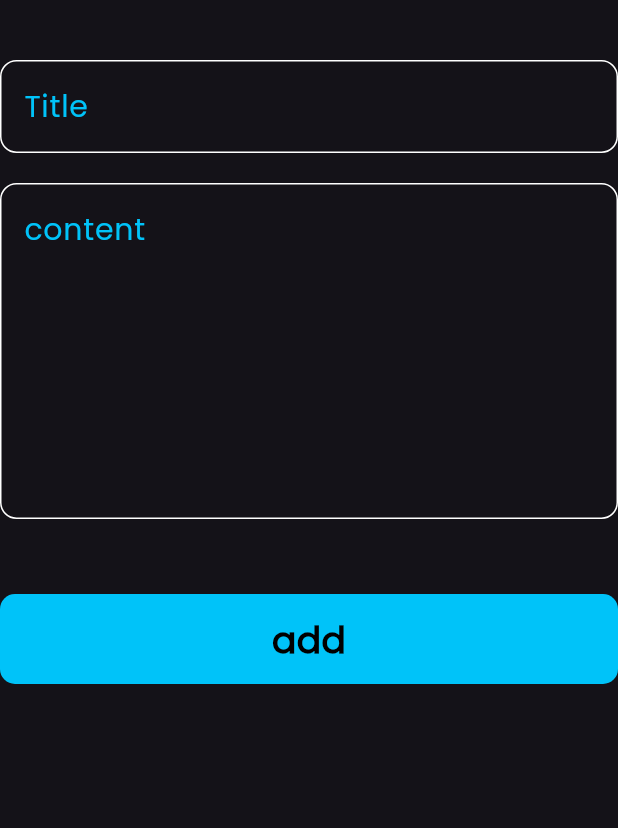
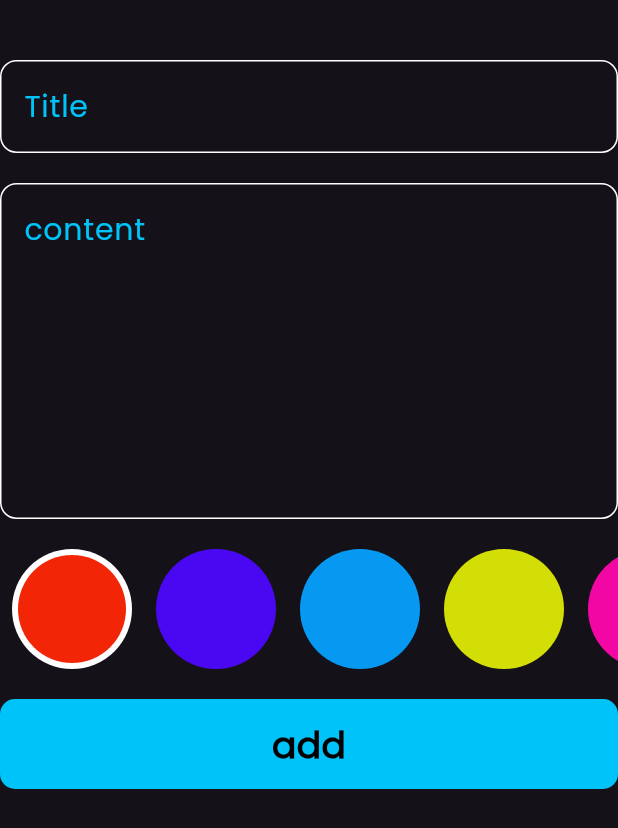
Before and after one commit to nabilmahmoud12/notes_app, a Flutter app: the AddNoteForm widget shown alone on an empty page, opened directly, on a phone screen of 412 x 824 dp. Shown: the top 828 px of the screen. Run offline on Flutter 3.47's test engine with Material 3 defaults, Android fonts, the phone set to English and light mode, and no system bars; our stand-ins replace bloc, flutter_bloc, font_awesome_flutter, hive, hive_flutter; accounts and stored records are empty.

Commit message:
create edit color list view and finish app

```diff
--- a/lib/Views/helper/constants.dart
+++ b/lib/Views/helper/constants.dart
@@ -2,3 +2,11 @@ import 'package:flutter/material.dart';
 
 const kPrimaryColor = Color.fromARGB(255, 0, 195, 249);
 const kNotesBox = "notes_Box";
+List<Color> kColorsList = const [
+  Color.fromARGB(255, 242, 38, 7),
+  Color.fromARGB(255, 74, 7, 242),
+  Color.fromARGB(255, 7, 152, 242),
+  Color.fromARGB(255, 211, 222, 6),
+  Color.fromARGB(255, 242, 7, 164),
+  Color.fromARGB(255, 27, 242, 7),
+];
--- a/lib/cubits/add_note_cubit/add_note_cubit.dart
+++ b/lib/cubits/add_note_cubit/add_note_cubit.dart
@@ -12,6 +12,7 @@ class AddNoteCubit extends Cubit<AddNoteState> {
     debugPrint('AddNoteCubit Created');
   }
 
+  Color color = Color.fromARGB(255, 242, 38, 7);
   @override
   Future<void> close() {
     debugPrint('AddNoteCubit Closed');
@@ -19,6 +20,7 @@ class AddNoteCubit extends Cubit<AddNoteState> {
   }
 
   addNote(NoteModel note) async {
+    note.color = color.value;
     emit(AddNoteloading());
 
     try {
--- a/lib/widgets/add_note_form.dart
+++ b/lib/widgets/add_note_form.dart
@@ -2,6 +2,7 @@ import 'package:flutter/material.dart';
 import 'package:flutter_bloc/flutter_bloc.dart';
 import 'package:notsapp/cubits/add_note_cubit/add_note_cubit.dart';
 import 'package:notsapp/models/note_model.dart';
+import 'package:notsapp/widgets/color_item_and_list_view.dart';
 import 'package:notsapp/widgets/custom_botton.dart';
 import 'package:notsapp/widgets/custom_text_field.dart';
 
@@ -40,8 +41,9 @@ class _AddNoteFormState extends State<AddNoteForm> {
             hint: "content",
             maxlines: 8,
           ),
-          const SizedBox(height: 50),
-
+          SizedBox(height: 20),
+          ColorItemListView(),
+          SizedBox(height: 20),
           BlocBuilder<AddNoteCubit, AddNoteState>(
             builder: (context, state) {
               return CustomBotton(
--- /dev/null
+++ b/lib/widgets/color_item_and_list_view.dart
@@ -0,0 +1,61 @@
+import 'package:flutter/material.dart';
+import 'package:flutter_bloc/flutter_bloc.dart';
+import 'package:notsapp/Views/helper/constants.dart';
+import 'package:notsapp/cubits/add_note_cubit/add_note_cubit.dart';
+
+class ColorItem extends StatelessWidget {
+  const ColorItem({super.key, required this.isActive, required this.color});
+  final bool isActive;
+  final Color color;
+
+  @override
+  Widget build(BuildContext context) {
+    return isActive == true
+        ? CircleAvatar(
+            radius: 40,
+            backgroundColor: Colors.white,
+            child: CircleAvatar(radius: 36, backgroundColor: color),
+          )
+        : CircleAvatar(radius: 40, backgroundColor: color);
+  }
+}
+
+class ColorItemListView extends StatefulWidget {
+  const ColorItemListView({super.key});
+
+  @override
+  State<ColorItemListView> createState() => _ColorItemListViewState();
+}
+
+class _ColorItemListViewState extends State<ColorItemListView> {
+  int currentIndex = 0;
+
+  @override
+  Widget build(BuildContext context) {
+    return SizedBox(
+      height: 40 * 2,
+      child: ListView.builder(
+        scrollDirection: Axis.horizontal,
+        itemCount: kColorsList.length,
+        itemBuilder: (context, index) {
+          return Padding(
+            padding: const EdgeInsets.symmetric(horizontal: 8),
+            child: GestureDetector(
+              onTap: () {
+                currentIndex = index;
+                BlocProvider.of<AddNoteCubit>(context).color =
+                    kColorsList[index];
+                setState(() {});
+              },
+
+              child: ColorItem(
+                isActive: currentIndex == index,
+                color: kColorsList[index],
+              ),
+            ),
+          );
+        },
+      ),
+    );
+  }
+}
```
Also changed, not shown: lib/widgets/Edit_note_color_list_view.dart (added, +51 -0 lines), lib/widgets/edit_note_view_body.dart (+9 -3 lines).
